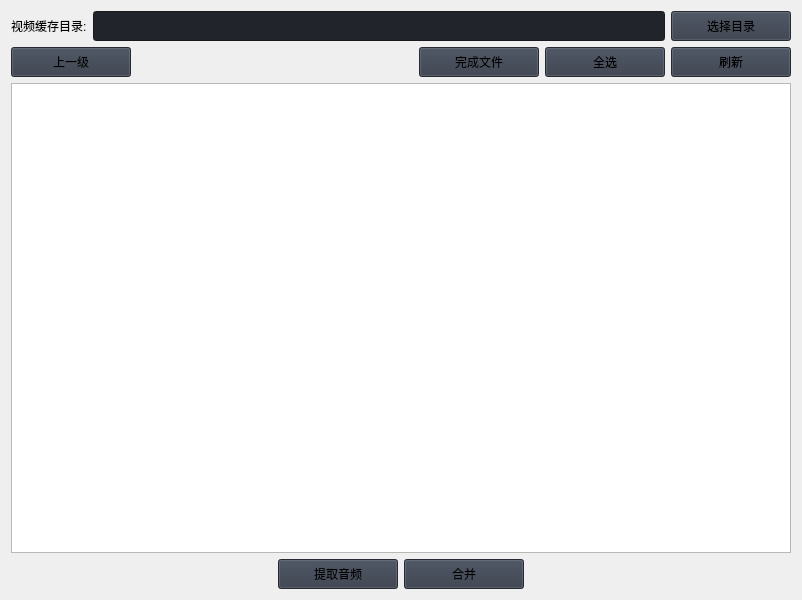
molihuan/BilibiliCacheVideoMergePython, file modules/home/WorkPage.ui: the form before one commit.
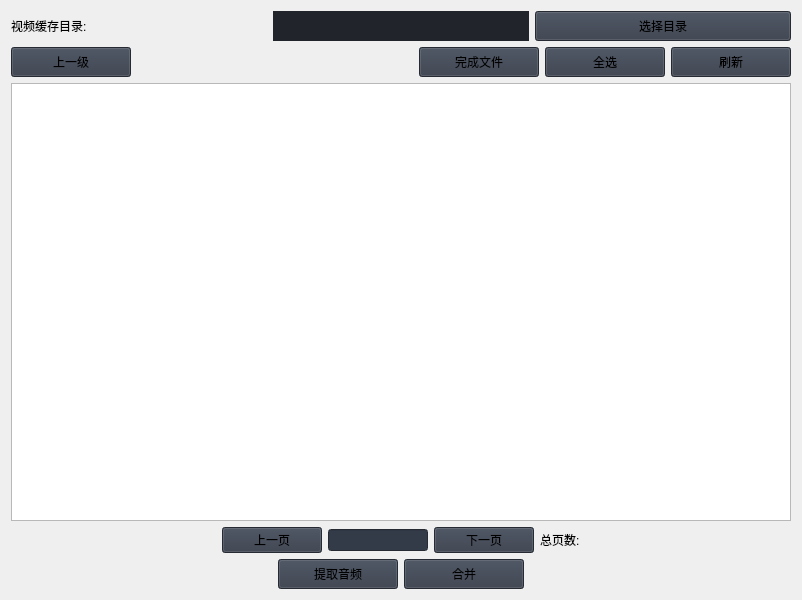
The form after the commit. Custom widgets are drawn as their Qt base class.

The edit to the form file:
```diff
--- a/modules/home/WorkPage.ui
+++ b/modules/home/WorkPage.ui
@@ -13,8 +13,6 @@
   <property name="windowTitle">
    <string>MainWindow</string>
   </property>
-  <layout class="QVBoxLayout" name="verticalLayout_3">
-   <item>
     <layout class="QVBoxLayout" name="verticalLayout_2">
      <item>
       <layout class="QVBoxLayout" name="verticalLayout">
@@ -28,7 +26,7 @@
           </widget>
          </item>
          <item>
-          <widget class="QLineEdit" name="vedioDirShowLineEdit">
+        <widget class="MlLineEdit" name="vedioDirShowLineEdit" native="true">
            <property name="minimumSize">
             <size>
              <width>0</width>
@@ -38,10 +36,10 @@
            <property name="styleSheet">
             <string notr="true">background-color: rgb(33, 37, 43);</string>
            </property>
-           <property name="dragEnabled">
+         <property name="dragEnabled" stdset="0">
             <bool>true</bool>
            </property>
-           <property name="clearButtonEnabled">
+         <property name="clearButtonEnabled" stdset="0">
             <bool>true</bool>
            </property>
           </widget>
@@ -159,6 +157,103 @@
          </attribute>
         </widget>
        </item>
+     <item>
+      <layout class="QHBoxLayout" name="horizontalLayout_4">
+       <item>
+        <spacer name="horizontalSpacer_4">
+         <property name="orientation">
+          <enum>Qt::Horizontal</enum>
+         </property>
+         <property name="sizeHint" stdset="0">
+          <size>
+           <width>40</width>
+           <height>20</height>
+          </size>
+         </property>
+        </spacer>
+       </item>
+       <item>
+        <widget class="QPushButton" name="prePageBtn">
+         <property name="minimumSize">
+          <size>
+           <width>100</width>
+           <height>20</height>
+          </size>
+         </property>
+         <property name="styleSheet">
+          <string notr="true">background-color: rgb(52, 59, 72);</string>
+         </property>
+         <property name="text">
+          <string>上一页</string>
+         </property>
+        </widget>
+       </item>
+       <item>
+        <widget class="QLineEdit" name="curPageEdit">
+         <property name="minimumSize">
+          <size>
+           <width>100</width>
+           <height>20</height>
+          </size>
+         </property>
+         <property name="maximumSize">
+          <size>
+           <width>50</width>
+           <height>16777215</height>
+          </size>
+         </property>
+         <property name="styleSheet">
+          <string notr="true">background-color: rgb(52, 59, 72);</string>
+         </property>
+         <property name="alignment">
+          <set>Qt::AlignCenter</set>
+         </property>
+        </widget>
+       </item>
+       <item>
+        <widget class="QPushButton" name="sufPageBtn">
+         <property name="minimumSize">
+          <size>
+           <width>100</width>
+           <height>20</height>
+          </size>
+         </property>
+         <property name="styleSheet">
+          <string notr="true">background-color: rgb(52, 59, 72);</string>
+         </property>
+         <property name="text">
+          <string>下一页</string>
+         </property>
+        </widget>
+       </item>
+       <item>
+        <widget class="QLabel" name="totalPageLabel">
+         <property name="minimumSize">
+          <size>
+           <width>0</width>
+           <height>20</height>
+          </size>
+         </property>
+         <property name="text">
+          <string>总页数:</string>
+         </property>
+        </widget>
+       </item>
+       <item>
+        <spacer name="horizontalSpacer_5">
+         <property name="orientation">
+          <enum>Qt::Horizontal</enum>
+         </property>
+         <property name="sizeHint" stdset="0">
+          <size>
+           <width>40</width>
+           <height>20</height>
+          </size>
+         </property>
+        </spacer>
+       </item>
+      </layout>
+     </item>
        <item>
         <layout class="QHBoxLayout" name="horizontalLayout_3">
          <item>
@@ -224,8 +319,6 @@
       </layout>
      </item>
     </layout>
-   </item>
-  </layout>
   <action name="settingItem">
    <property name="text">
     <string>设置</string>
@@ -252,9 +345,14 @@
    </property>
   </action>
  </widget>
- <resources>
-  <include location="../resources.qrc"/>
- </resources>
+ <customwidgets>
+  <customwidget>
+   <class>MlLineEdit</class>
+   <extends>QWidget</extends>
+   <header>modules.home.ui.MlLineEdit.h</header>
+  </customwidget>
+ </customwidgets>
+ <resources/>
  <connections/>
  <slots>
   <signal>t1()</signal>
```
Lines whose indentation alone changed are shown as unchanged.
